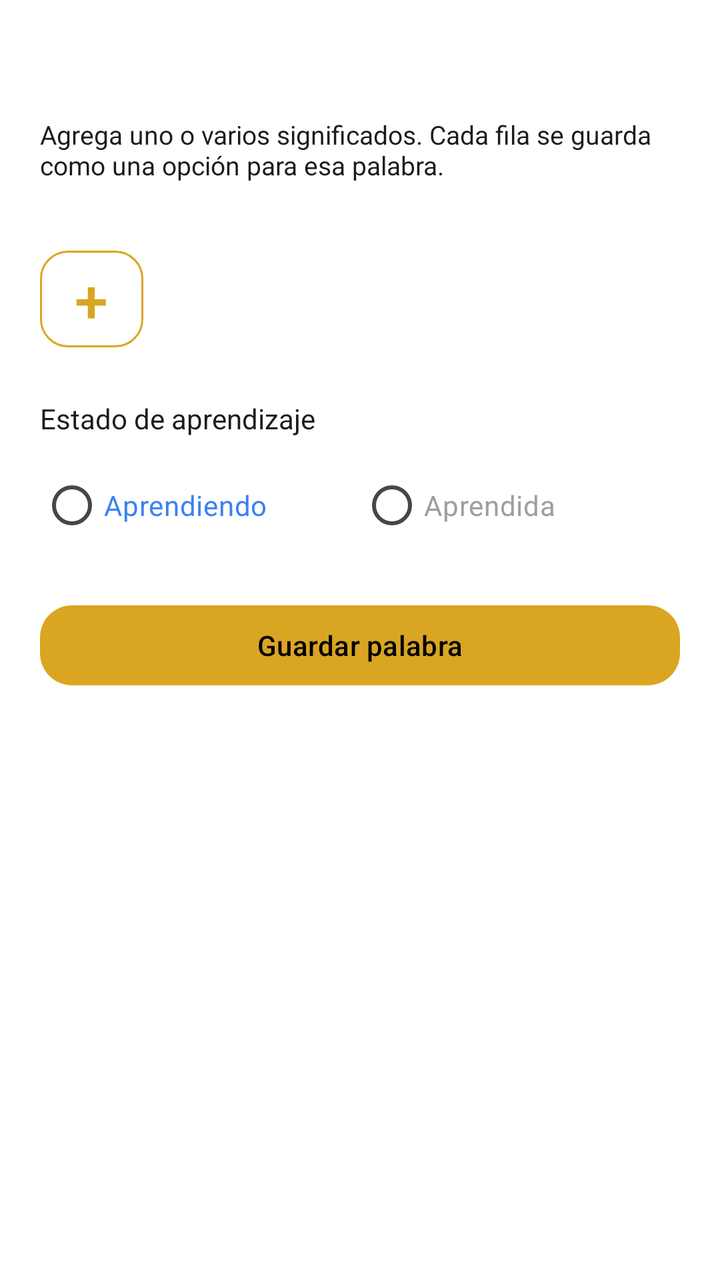
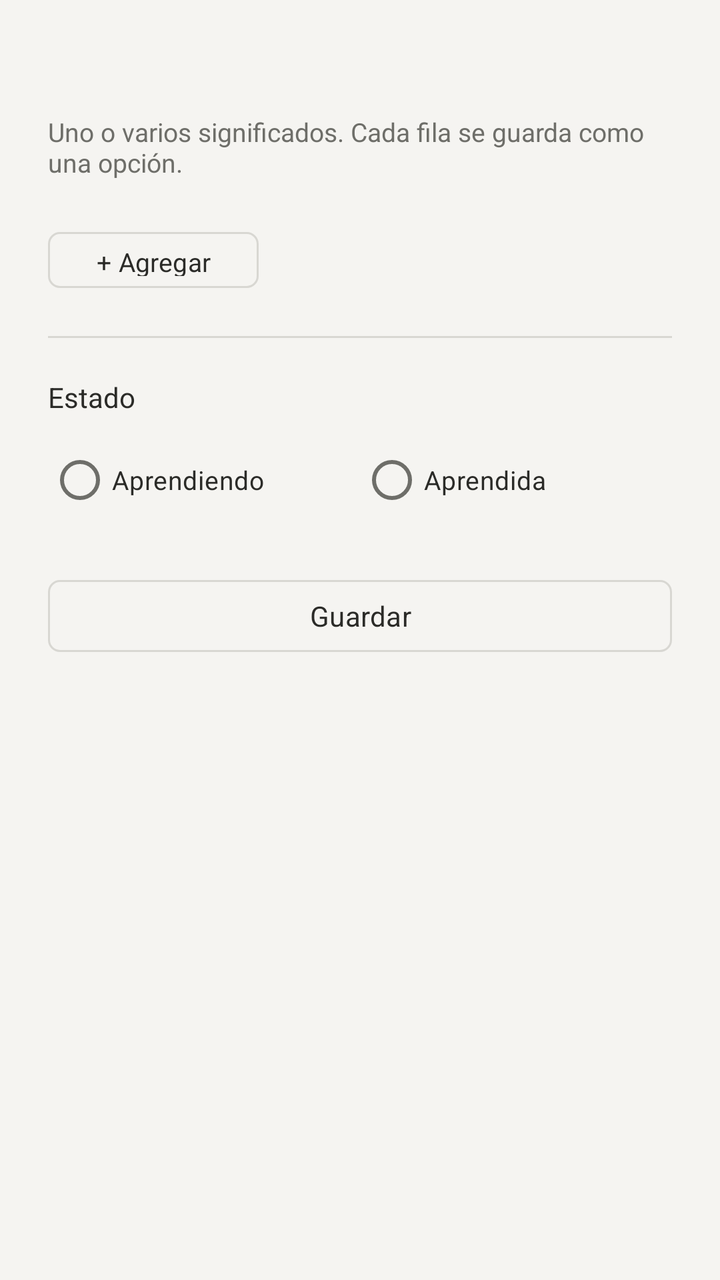

Before-and-after screenshots of an Android layout around one commit, followed by the original layout XML and the change that was made.
<!-- AndroidManifest.xml: application theme Theme.Leelo -->
<!-- res/layout/sheet_word_editor.xml -->
<?xml version="1.0" encoding="utf-8"?>
<ScrollView xmlns:android="http://schemas.android.com/apk/res/android"
    xmlns:app="http://schemas.android.com/apk/res-auto"
    android:layout_width="match_parent"
    android:layout_height="wrap_content"
    android:fillViewport="true">

    <LinearLayout
        android:layout_width="match_parent"
        android:layout_height="wrap_content"
        android:orientation="vertical"
        android:paddingStart="20dp"
        android:paddingTop="18dp"
        android:paddingEnd="20dp"
        android:paddingBottom="28dp">

        <TextView
            android:id="@+id/editorWordText"
            android:layout_width="match_parent"
            android:layout_height="wrap_content"
            android:gravity="center"
            android:textColor="?attr/colorOnSurface"
            android:textSize="24sp"
            android:textStyle="bold" />

        <TextView
            android:layout_width="match_parent"
            android:layout_height="wrap_content"
            android:layout_marginTop="8dp"
            android:text="Agrega uno o varios significados. Cada fila se guarda como una opción para esa palabra."
            android:textColor="?attr/colorOnSurface"
            android:textSize="13sp" />

        <LinearLayout
            android:id="@+id/meaningInputsContainer"
            android:layout_width="match_parent"
            android:layout_height="wrap_content"
            android:layout_marginTop="16dp"
            android:orientation="vertical" />

        <com.google.android.material.button.MaterialButton
            android:id="@+id/addMeaningButton"
            style="@style/Widget.MaterialComponents.Button.OutlinedButton"
            android:layout_width="wrap_content"
            android:layout_height="wrap_content"
            android:layout_marginTop="12dp"
            android:minWidth="0dp"
            android:text="+"
            android:textAllCaps="false"
            android:textSize="30sp"
            app:cornerRadius="14dp"
            app:strokeColor="@color/gold" />

        <TextView
            android:layout_width="wrap_content"
            android:layout_height="wrap_content"
            android:layout_marginTop="20dp"
            android:layout_marginBottom="10dp"
            android:text="Estado de aprendizaje"
            android:textColor="?attr/colorOnSurface"
            android:textSize="14sp" />

        <RadioGroup
            android:id="@+id/stateRadioGroup"
            android:layout_width="match_parent"
            android:layout_height="wrap_content"
            android:gravity="center"
            android:orientation="horizontal">



            <RadioButton
                android:id="@+id/radioLearning"
                android:layout_width="0dp"
                android:layout_height="wrap_content"
                android:layout_weight="1"
                android:buttonTint="@color/word_learning"
                android:text="Aprendiendo"
                android:textColor="@color/word_learning"
                android:textSize="14sp" />

            <RadioButton
                android:id="@+id/radioLearned"
                android:layout_width="0dp"
                android:layout_height="wrap_content"
                android:layout_weight="1"
                android:buttonTint="@color/word_learned"
                android:text="Aprendida"
                android:textColor="@color/word_learned"
                android:textSize="14sp" />

        </RadioGroup>

        <com.google.android.material.button.MaterialButton
            android:id="@+id/saveWordButton"
            android:layout_width="match_parent"
            android:layout_height="wrap_content"
            android:layout_marginTop="22dp"
            android:text="Guardar palabra"
            android:textAllCaps="false"
            app:cornerRadius="16dp" />

        <com.google.android.material.button.MaterialButton
            android:id="@+id/deleteWordButton"
            style="@style/Widget.MaterialComponents.Button.OutlinedButton"
            android:layout_width="match_parent"
            android:layout_height="wrap_content"
            android:layout_marginTop="10dp"
            android:text="Eliminar palabra"
            android:textAllCaps="false"
            android:visibility="gone"
            app:cornerRadius="16dp"
            app:strokeColor="@color/word_new" />

    </LinearLayout>

</ScrollView>
<!-- resources referenced by this layout -->
<resources>
  <color name="gold">#DAA520</color>
  <color name="word_learned">#9E9E9E</color>
  <color name="word_learning">#3B82F6</color>
  <color name="word_new">#94A3B8</color>
  <style name="Theme.Leelo" parent="Base.Theme.Leelo" />
  <style name="Base.Theme.Leelo" parent="Theme.Material3.DayNight.NoActionBar">
          <item name="colorPrimary">@color/gold</item>
          <item name="colorPrimaryVariant">@color/gold</item>
          <item name="colorOnPrimary">@color/black</item>
          <item name="colorSecondary">@color/gold</item>
          <item name="colorSecondaryVariant">@color/gold</item>
          <item name="colorOnSecondary">@color/black</item>
          
          <item name="android:colorBackground">@color/background_light</item>
          <item name="colorSurface">@color/surface_light</item>
          <item name="colorOnBackground">@color/on_background_light</item>
          <item name="colorOnSurface">@color/on_surface_light</item>
          
          <item name="android:statusBarColor">@color/background_light</item>
          <item name="android:windowLightStatusBar" tools:targetApi="m">true</item>
          <item name="android:navigationBarColor">@color/background_light</item>
      </style>
  <color name="black">#FF000000</color>
  <color name="background_light">#FFFFFF</color>
  <color name="surface_light">#FFFFFF</color>
  <color name="on_background_light">#1C1B1F</color>
  <color name="on_surface_light">#1C1B1F</color>
</resources>

<!-- the commit's change to res/layout/sheet_word_editor.xml (unified diff, before → after) -->
@@ -1,62 +1,63 @@
 <?xml version="1.0" encoding="utf-8"?>
 <ScrollView xmlns:android="http://schemas.android.com/apk/res/android"
-    xmlns:app="http://schemas.android.com/apk/res-auto"
     android:layout_width="match_parent"
     android:layout_height="wrap_content"
+    android:background="@color/paper"
     android:fillViewport="true">
 
     <LinearLayout
         android:layout_width="match_parent"
         android:layout_height="wrap_content"
         android:orientation="vertical"
-        android:paddingStart="20dp"
-        android:paddingTop="18dp"
-        android:paddingEnd="20dp"
+        android:paddingStart="24dp"
+        android:paddingTop="20dp"
+        android:paddingEnd="24dp"
         android:paddingBottom="28dp">
 
         <TextView
             android:id="@+id/editorWordText"
             android:layout_width="match_parent"
             android:layout_height="wrap_content"
+            android:fontFamily="serif"
             android:gravity="center"
             android:textColor="?attr/colorOnSurface"
-            android:textSize="24sp"
-            android:textStyle="bold" />
+            android:textSize="22sp" />
 
         <TextView
             android:layout_width="match_parent"
             android:layout_height="wrap_content"
             android:layout_marginTop="8dp"
-            android:text="Agrega uno o varios significados. Cada fila se guarda como una opción para esa palabra."
-            android:textColor="?attr/colorOnSurface"
+            android:text="Uno o varios significados. Cada fila se guarda como una opción."
+            android:textColor="?attr/colorOnSurfaceVariant"
             android:textSize="13sp" />
 
         <LinearLayout
             android:id="@+id/meaningInputsContainer"
             android:layout_width="match_parent"
             android:layout_height="wrap_content"
-            android:layout_marginTop="16dp"
+            android:layout_marginTop="18dp"
             android:orientation="vertical" />
 
         <com.google.android.material.button.MaterialButton
             android:id="@+id/addMeaningButton"
-            style="@style/Widget.MaterialComponents.Button.OutlinedButton"
+            style="@style/Widget.Leelo.OutlinedButton"
             android:layout_width="wrap_content"
-            android:layout_height="wrap_content"
-            android:layout_marginTop="12dp"
+            android:layout_height="36dp"
+            android:layout_marginTop="4dp"
             android:minWidth="0dp"
-            android:text="+"
-            android:textAllCaps="false"
-            android:textSize="30sp"
-            app:cornerRadius="14dp"
-            app:strokeColor="@color/gold" />
+            android:text="+ Agregar"
+            android:textSize="13sp" />
+
+        <View
+            android:layout_width="match_parent"
+            android:layout_height="1dp"
+            android:layout_marginVertical="20dp"
+            android:background="?attr/colorOutline" />
 
         <TextView
             android:layout_width="wrap_content"
             android:layout_height="wrap_content"
-            android:layout_marginTop="20dp"
-            android:layout_marginBottom="10dp"
-            android:text="Estado de aprendizaje"
+            android:text="Estado"
             android:textColor="?attr/colorOnSurface"
             android:textSize="14sp" />
 
@@ -64,53 +65,48 @@
             android:id="@+id/stateRadioGroup"
             android:layout_width="match_parent"
             android:layout_height="wrap_content"
-            android:gravity="center"
+            android:layout_marginTop="8dp"
             android:orientation="horizontal">
-
-
 
             <RadioButton
                 android:id="@+id/radioLearning"
                 android:layout_width="0dp"
                 android:layout_height="wrap_content"
                 android:layout_weight="1"
-                android:buttonTint="@color/word_learning"
+                android:buttonTint="@color/accent"
                 android:text="Aprendiendo"
-                android:textColor="@color/word_learning"
-                android:textSize="14sp" />
+                android:textColor="?attr/colorOnSurface"
+                android:textSize="13sp" />
 
             <RadioButton
                 android:id="@+id/radioLearned"
                 android:layout_width="0dp"
                 android:layout_height="wrap_content"
                 android:layout_weight="1"
-                android:buttonTint="@color/word_learned"
+                android:buttonTint="@color/accent"
                 android:text="Aprendida"
-                android:textColor="@color/word_learned"
-                android:textSize="14sp" />
-
+                android:textColor="?attr/colorOnSurface"
+                android:textSize="13sp" />
         </RadioGroup>
 
         <com.google.android.material.button.MaterialButton
             android:id="@+id/saveWordButton"
+            style="@style/Widget.Leelo.OutlinedButton"
             android:layout_width="match_parent"
-            android:layout_height="wrap_content"
+            android:layout_height="44dp"
             android:layout_marginTop="22dp"
-            android:text="Guardar palabra"
-            android:textAllCaps="false"
-            app:cornerRadius="16dp" />
+            android:text="Guardar"
+            android:textSize="14sp" />
 
         <com.google.android.material.button.MaterialButton
             android:id="@+id/deleteWordButton"
-            style="@style/Widget.MaterialComponents.Button.OutlinedButton"
+            style="@style/Widget.Leelo.TextButton"
             android:layout_width="match_parent"
-            android:layout_height="wrap_content"
-            android:layout_marginTop="10dp"
+            android:layout_height="44dp"
+            android:layout_marginTop="2dp"
             android:text="Eliminar palabra"
-            android:textAllCaps="false"
-            android:visibility="gone"
-            app:cornerRadius="16dp"
-            app:strokeColor="@color/word_new" />
+            android:textSize="13sp"
+            android:visibility="gone" />
 
     </LinearLayout>
 
<!-- resource entries referenced after the edit -->
@@ -1,31 +1,52 @@
 <!-- resources referenced by this layout -->
 <resources>
-  <color name="gold">#DAA520</color>
-  <color name="word_learned">#9E9E9E</color>
-  <color name="word_learning">#3B82F6</color>
-  <color name="word_new">#94A3B8</color>
+  <color name="accent">#FF63635F</color>
+  <color name="paper">#FFF5F4F1</color>
+  <style name="Widget.Leelo.OutlinedButton" parent="Widget.Material3.Button.OutlinedButton">
+          <item name="cornerRadius">6dp</item>
+          <item name="strokeWidth">1dp</item>
+          <item name="strokeColor">?attr/colorOutline</item>
+          <item name="backgroundTint">@android:color/transparent</item>
+          <item name="android:textColor">?attr/colorOnSurface</item>
+          <item name="android:textAllCaps">false</item>
+          <item name="iconTint">?attr/colorOnSurface</item>
+          <item name="android:stateListAnimator">@null</item>
+      </style>
+  <style name="Widget.Leelo.TextButton" parent="Widget.Material3.Button.TextButton">
+          <item name="cornerRadius">6dp</item>
+          <item name="backgroundTint">@android:color/transparent</item>
+          <item name="android:textColor">?attr/colorOnSurfaceVariant</item>
+          <item name="android:textAllCaps">false</item>
+          <item name="android:stateListAnimator">@null</item>
+      </style>
   <style name="Theme.Leelo" parent="Base.Theme.Leelo" />
   <style name="Base.Theme.Leelo" parent="Theme.Material3.DayNight.NoActionBar">
-          <item name="colorPrimary">@color/gold</item>
-          <item name="colorPrimaryVariant">@color/gold</item>
-          <item name="colorOnPrimary">@color/black</item>
-          <item name="colorSecondary">@color/gold</item>
-          <item name="colorSecondaryVariant">@color/gold</item>
-          <item name="colorOnSecondary">@color/black</item>
-          
-          <item name="android:colorBackground">@color/background_light</item>
-          <item name="colorSurface">@color/surface_light</item>
-          <item name="colorOnBackground">@color/on_background_light</item>
-          <item name="colorOnSurface">@color/on_surface_light</item>
-          
-          <item name="android:statusBarColor">@color/background_light</item>
+          <item name="colorPrimary">@color/accent</item>
+          <item name="colorOnPrimary">@color/accent_on</item>
+          <item name="colorSecondary">@color/accent</item>
+          <item name="colorOnSecondary">@color/accent_on</item>
+  
+          <item name="android:colorBackground">@color/paper</item>
+          <item name="colorOnBackground">@color/ink</item>
+          <item name="colorSurface">@color/paper</item>
+          <item name="colorOnSurface">@color/ink</item>
+          <item name="colorSurfaceVariant">@color/paper</item>
+          <item name="colorOnSurfaceVariant">@color/ink_muted</item>
+          <item name="colorOutline">@color/line</item>
+          <item name="colorOutlineVariant">@color/line</item>
+          <item name="colorPrimaryContainer">@color/paper</item>
+          <item name="colorSecondaryContainer">@color/paper</item>
+  
+          <item name="android:statusBarColor">@color/paper</item>
           <item name="android:windowLightStatusBar" tools:targetApi="m">true</item>
-          <item name="android:navigationBarColor">@color/background_light</item>
+          <item name="android:navigationBarColor">@color/paper</item>
+          <item name="android:windowBackground">@color/paper</item>
+  
+          <item name="android:fontFamily">sans-serif</item>
       </style>
-  <color name="black">#FF000000</color>
-  <color name="background_light">#FFFFFF</color>
-  <color name="surface_light">#FFFFFF</color>
-  <color name="on_background_light">#1C1B1F</color>
-  <color name="on_surface_light">#1C1B1F</color>
+  <color name="accent_on">#FFF5F4F1</color>
+  <color name="ink">#FF2B2B28</color>
+  <color name="ink_muted">#FF6E6E69</color>
+  <color name="line">#FFD8D7D2</color>
 </resources>
 
